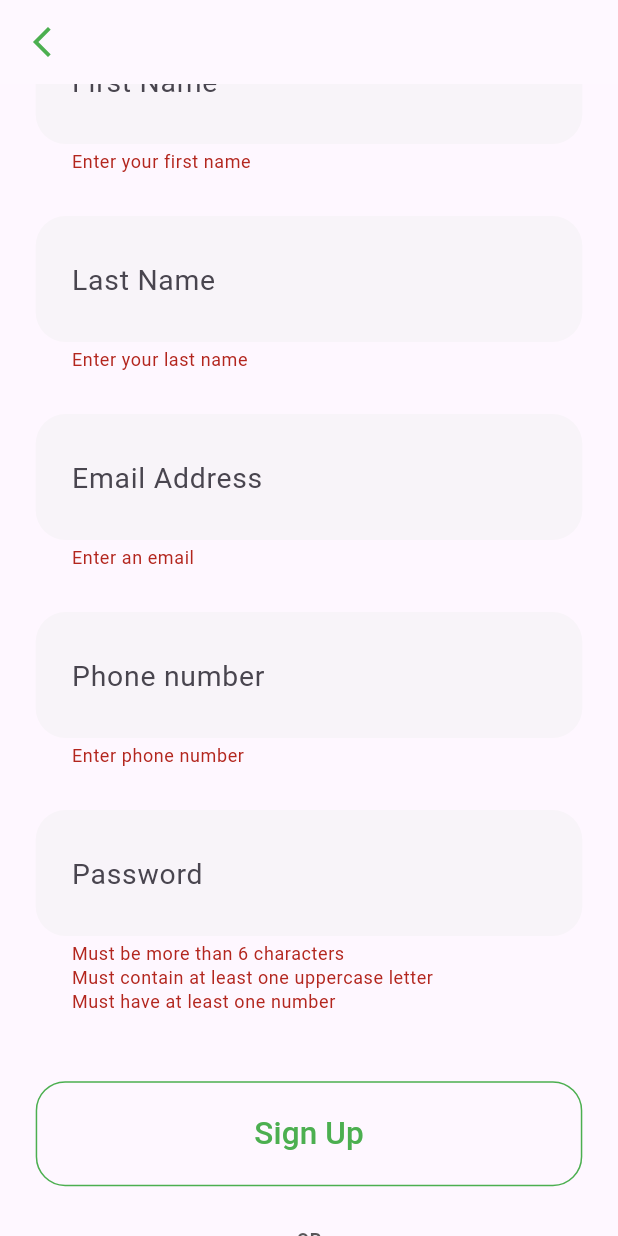
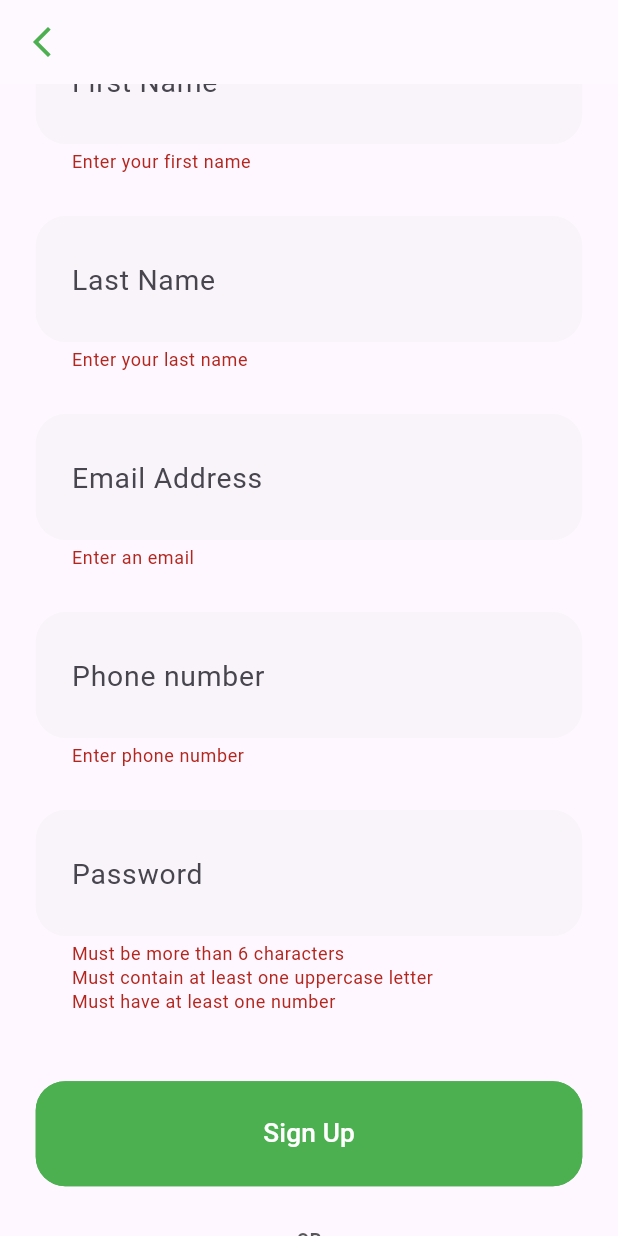
Before and after one commit to charlykso/Easy_Read, a Flutter app: the SignUpScreen screen opened directly, scrolled down 130 dp, after a tap on "Sign Up", on a phone screen of 412 x 824 dp. Run offline on Flutter 3.47's test engine with Material 2 defaults, Android fonts, the phone set to English and light mode, and no system bars; our stand-ins replace flutter_svg, google_fonts, google_sign_in.

Commit message:
Implement google sign in
I also changed the org name to listacc

```diff
--- a/mobile/lib/main.dart
+++ b/mobile/lib/main.dart
@@ -1,4 +1,4 @@
-import 'package:easy_read/screens/home/home_screen.dart';
+import 'package:easy_read/screens/welcome_screen.dart';
 import 'package:flutter/material.dart';
 import 'package:google_fonts/google_fonts.dart';
 import 'package:easy_read/shared/helpers.dart';
@@ -18,7 +18,7 @@ class MyApp extends StatelessWidget {
         useMaterial3: true,
         textTheme: GoogleFonts.robotoTextTheme().apply(bodyColor: myTextColor),
       ),
-      home: const HomeScreen(),
+      home: const WelcomeScreen(),
     );
   }
 }
--- a/mobile/lib/screens/auth/sign_up/components/sign_up_form.dart
+++ b/mobile/lib/screens/auth/sign_up/components/sign_up_form.dart
@@ -72,18 +72,19 @@ class _SignUpFormState extends State<SignUpForm> {
               padding: const EdgeInsets.only(top: myDefaultSize * 2.2),
               child: MyPrimaryButton(
                 text: 'Sign Up',
-                bgColor: Colors.transparent,
+                // bgColor: Colors.transparent,
                 press: () {
                   if (_formKey.currentState!.validate()) {
                     ScaffoldMessenger.of(context).showSnackBar(
                       const SnackBar(
+                        duration: myAnimationDuration,
                         content: Text(
-                          'Valid',
+                          'Valid details',
                           style: TextStyle(
                             color: Colors.white,
                           ),
                         ),
-                        backgroundColor: myPrimaryColor,
+                        backgroundColor: mySecondaryColor,
                       ),
                     );
                   }
@@ -97,15 +98,11 @@ class _SignUpFormState extends State<SignUpForm> {
               mainAxisAlignment: MainAxisAlignment.spaceAround,
               children: [
                 SocialMediaIcon(
-                  imagePath: 'assets/icons/facebook.svg',
+                  imagePath: 'assets/icons/google-plus.svg',
                   tap: () {},
                 ),
                 SocialMediaIcon(
-                  imagePath: 'assets/icons/twitter.svg',
-                  tap: () {},
-                ),
-                SocialMediaIcon(
-                  imagePath: 'assets/icons/google-plus.svg',
+                  imagePath: 'assets/icons/facebook.svg',
                   tap: () {},
                 ),
               ],
--- a/mobile/lib/shared/util/social_media_icon.dart
+++ b/mobile/lib/shared/util/social_media_icon.dart
@@ -15,7 +15,7 @@ class SocialMediaIcon extends StatelessWidget {
   @override
   Widget build(BuildContext context) {
     return GestureDetector(
-      onTap: () {},
+      onTap: tap,
       child: Container(
         padding: const EdgeInsets.all(myDefaultSize * 1.5),
         decoration: BoxDecoration(
--- a/mobile/pubspec.yaml
+++ b/mobile/pubspec.yaml
@@ -39,6 +39,7 @@ dependencies:
   flutter_riverpod: ^1.0.4
   flutter_svg: ^1.1.0
   intl: ^0.17.0
+  google_sign_in: ^5.3.3
 
 dev_dependencies:
   flutter_test:
```
Also changed, not shown: mobile/lib/screens/auth/sign_in/components/sign_in_form.dart (+29 -9 lines), mobile/lib/screens/home/home_screen.dart (+32 -1 lines), mobile/lib/services/google_auth.dart (added, +8 -0 lines), mobile/pubspec.lock, 10 other files.
